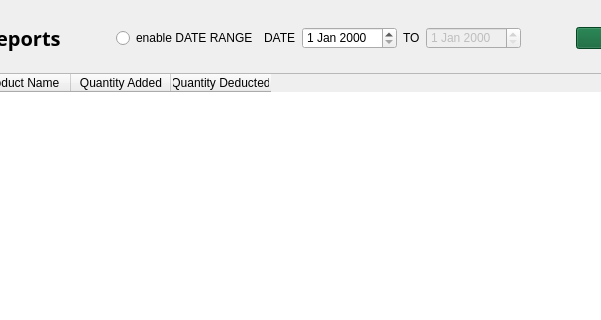
Before: the Qt Designer form Screens/MainMenuScreens/Reports/Inventory_Report.ui in Bideiro/Ranil_project_py, drawn with Qt 5; both pictures show x 139 to 740 and y 0 to 320 of the 1005 by 582 pixel window.
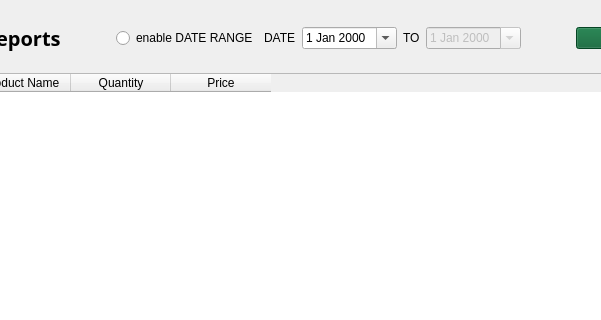
After: the same form once the commit is applied.

Commit message: partially working reports

```diff
--- a/Screens/MainMenuScreens/Reports/Inventory_Report.ui
+++ b/Screens/MainMenuScreens/Reports/Inventory_Report.ui
@@ -98,7 +98,11 @@
                </widget>
               </item>
               <item>
-               <widget class="QDateEdit" name="dateEdit"/>
+               <widget class="QDateEdit" name="FDate_DE">
+                <property name="calendarPopup">
+                 <bool>true</bool>
+                </property>
+               </widget>
               </item>
               <item>
                <widget class="QLabel" name="label_3">
@@ -112,6 +116,9 @@
                 <property name="enabled">
                  <bool>false</bool>
                 </property>
+                <property name="calendarPopup">
+                 <bool>true</bool>
+                </property>
                </widget>
               </item>
              </layout>
@@ -179,12 +186,12 @@
           </column>
           <column>
            <property name="text">
-            <string>Quantity Added</string>
+            <string>Quantity</string>
            </property>
           </column>
           <column>
            <property name="text">
-            <string>Quantity Deducted</string>
+            <string>Price</string>
            </property>
           </column>
          </widget>
```
Left out of the diff: 22 changed lines with no effect on the pictures. The commit also changes 29 other files.
